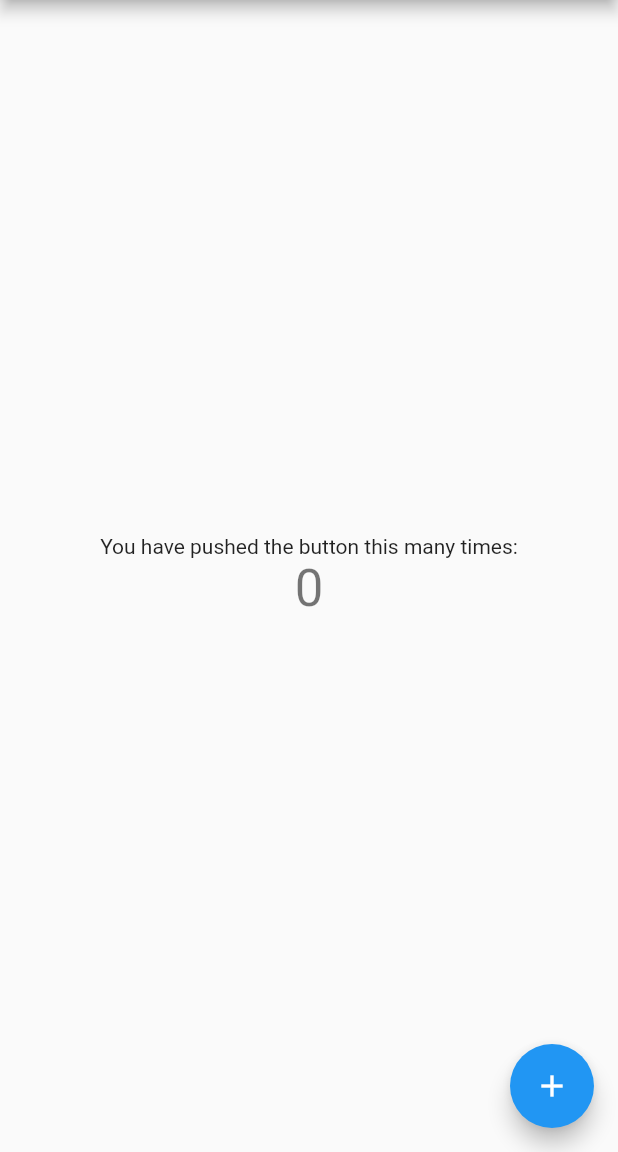
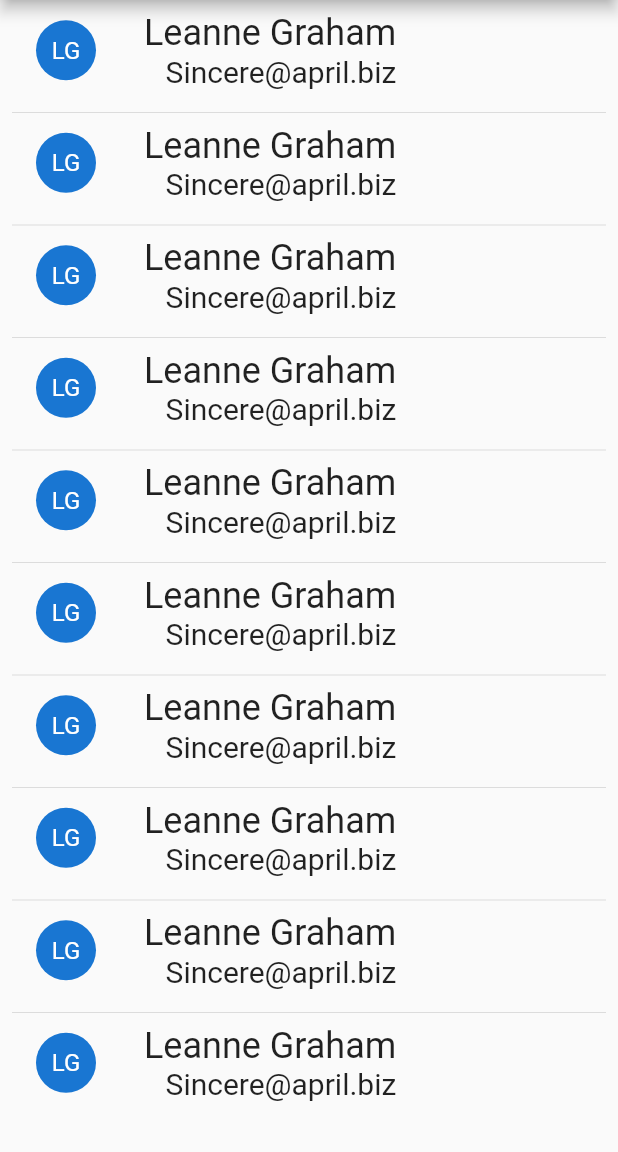
Before and after one commit to evanca/interview_project_202105, a Flutter app: the screen it shows after launch, on a phone screen of 412 x 824 dp, the part 84-1236 px from its top. Run offline on Flutter 3.47's test engine with Material 2 defaults, Android fonts, the phone set to English and light mode, and no system bars.

Commit message:
Create a starter user list UI

```diff
--- a/lib/main.dart
+++ b/lib/main.dart
@@ -1,4 +1,5 @@
 import 'package:flutter/material.dart';
+import 'package:interview_project_202105/ui/main_user_row.dart';
 
 void main() {
   runApp(MyApp());
@@ -11,15 +12,6 @@ class MyApp extends StatelessWidget {
     return MaterialApp(
       title: 'Flutter Demo',
       theme: ThemeData(
-        // This is the theme of your application.
-        //
-        // Try running your application with "flutter run". You'll see the
-        // application has a blue toolbar. Then, without quitting the app, try
-        // changing the primarySwatch below to Colors.green and then invoke
-        // "hot reload" (press "r" in the console where you ran "flutter run",
-        // or simply save your changes to "hot reload" in a Flutter IDE).
-        // Notice that the counter didn't reset back to zero; the application
-        // is not restarted.
         primarySwatch: Colors.blue,
       ),
       home: MyHomePage(title: 'Flutter Demo Home Page'),
@@ -29,16 +21,6 @@ class MyApp extends StatelessWidget {
 
 class MyHomePage extends StatefulWidget {
   MyHomePage({Key key, this.title}) : super(key: key);
-
-  // This widget is the home page of your application. It is stateful, meaning
-  // that it has a State object (defined below) that contains fields that affect
-  // how it looks.
-
-  // This class is the configuration for the state. It holds the values (in this
-  // case the title) provided by the parent (in this case the App widget) and
-  // used by the build method of the State. Fields in a Widget subclass are
-  // always marked "final".
-
   final String title;
 
   @override
@@ -46,68 +28,20 @@ class MyHomePage extends StatefulWidget {
 }
 
 class _MyHomePageState extends State<MyHomePage> {
-  int _counter = 0;
-
-  void _incrementCounter() {
-    setState(() {
-      // This call to setState tells the Flutter framework that something has
-      // changed in this State, which causes it to rerun the build method below
-      // so that the display can reflect the updated values. If we changed
-      // _counter without calling setState(), then the build method would not be
-      // called again, and so nothing would appear to happen.
-      _counter++;
-    });
-  }
-
   @override
   Widget build(BuildContext context) {
-    // This method is rerun every time setState is called, for instance as done
-    // by the _incrementCounter method above.
-    //
-    // The Flutter framework has been optimized to make rerunning build methods
-    // fast, so that you can just rebuild anything that needs updating rather
-    // than having to individually change instances of widgets.
     return Scaffold(
       appBar: AppBar(
-        // Here we take the value from the MyHomePage object that was created by
-        // the App.build method, and use it to set our appbar title.
         title: Text(widget.title),
       ),
-      body: Center(
-        // Center is a layout widget. It takes a single child and positions it
-        // in the middle of the parent.
-        child: Column(
-          // Column is also a layout widget. It takes a list of children and
-          // arranges them vertically. By default, it sizes itself to fit its
-          // children horizontally, and tries to be as tall as its parent.
-          //
-          // Invoke "debug painting" (press "p" in the console, choose the
-          // "Toggle Debug Paint" action from the Flutter Inspector in Android
-          // Studio, or the "Toggle Debug Paint" command in Visual Studio Code)
-          // to see the wireframe for each widget.
-          //
-          // Column has various properties to control how it sizes itself and
-          // how it positions its children. Here we use mainAxisAlignment to
-          // center the children vertically; the main axis here is the vertical
-          // axis because Columns are vertical (the cross axis would be
-          // horizontal).
-          mainAxisAlignment: MainAxisAlignment.center,
-          children: <Widget>[
-            Text(
-              'You have pushed the button this many times:',
-            ),
-            Text(
-              '$_counter',
-              style: Theme.of(context).textTheme.headline4,
-            ),
-          ],
-        ),
+      body: ListView.separated(
+        padding: const EdgeInsets.all(8),
+        itemCount: 10,
+        itemBuilder: (BuildContext context, int index) {
+          return userRow;
+        },
+        separatorBuilder: (BuildContext context, int index) => const Divider(),
       ),
-      floatingActionButton: FloatingActionButton(
-        onPressed: _incrementCounter,
-        tooltip: 'Increment',
-        child: Icon(Icons.add),
-      ), // This trailing comma makes auto-formatting nicer for build methods.
     );
   }
 }
--- /dev/null
+++ b/lib/ui/main_user_row.dart
@@ -0,0 +1,18 @@
+import 'package:flutter/material.dart';
+
+Widget userRow = Padding(
+  padding: const EdgeInsets.fromLTRB(16, 0, 0, 8),
+  child: Row(
+    children: [
+      CircleAvatar(child: Text("LG")),
+      SizedBox(width: 32),
+      Column(crossAxisAlignment: CrossAxisAlignment.end, children: [
+        Text(
+          "Leanne Graham",
+          style: TextStyle(fontSize: 24),
+        ),
+        Text("Sincere@april.biz", style: TextStyle(fontSize: 20)),
+      ])
+    ],
+  ),
+);
```
